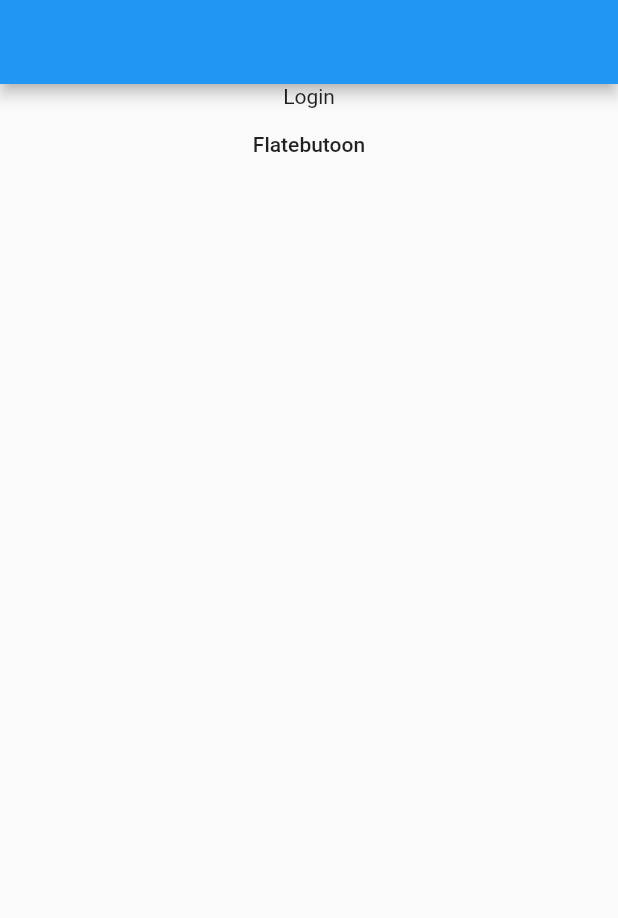
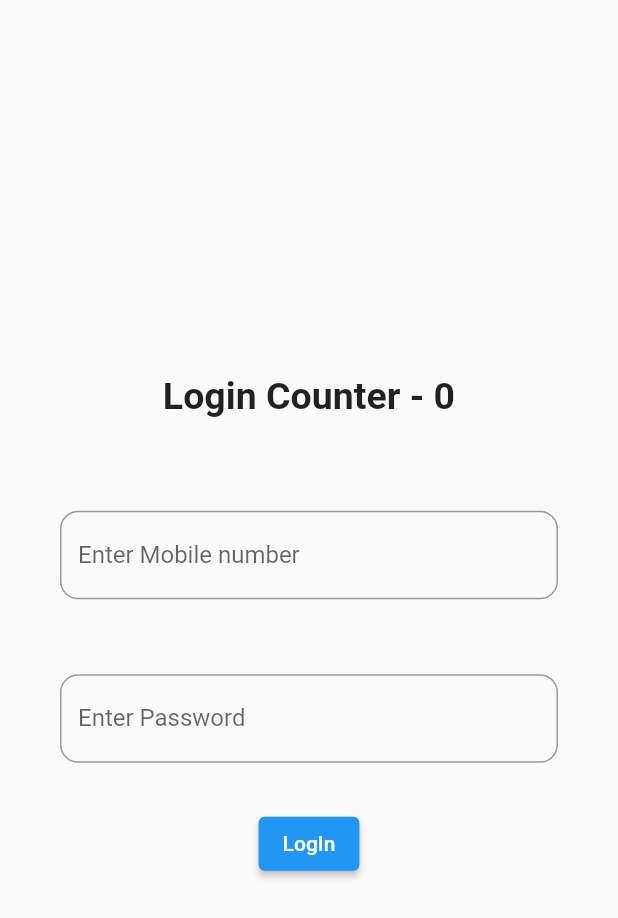
Before and after one commit to Karanvthakur148/getxcode, a Flutter app: the screen it shows after launch, on a phone screen of 412 x 824 dp. Shown: the top 918 px of the screen. Run offline on Flutter 3.47's test engine with Material 2 defaults, Android fonts, the light colour scheme and no system bars; our stand-ins replace get, get_storage.

Commit message:
create login screen otp screen and conroller

```diff
--- /dev/null
+++ b/lib/controller/otpcontroller.dart
@@ -0,0 +1,109 @@
+import 'package:flutter/cupertino.dart';
+import 'package:flutter/material.dart';
+import 'package:get/get.dart';
+
+import '../home_page.dart';
+import '../services/otp_screen.dart';
+
+class Controller extends GetxController {
+  var count = 0.obs;
+  final formKey = GlobalKey<FormState>();
+  TextEditingController otpController = TextEditingController();
+  TextEditingController mobileController = TextEditingController();
+  TextEditingController passwordController = TextEditingController();
+
+  onLogin() {
+    if (formKey.currentState!.validate()) {
+      Get.to(Page2());
+
+      Get.snackbar(
+        "validate ",
+        "success fully log In",
+        colorText: Colors.black,
+        snackPosition: SnackPosition.BOTTOM,
+        duration: Duration(microseconds: 700),
+      );
+    }
+  }
+
+
+  String? mobileValidator(String value) {
+    if (value.isEmpty || value.length != 10) {
+      return "Please enter valid number";
+    } else {
+      return null;
+    }
+  }
+
+  final textController = TextEditingController();
+
+  String? otpValidator(String value) {
+    if (value.isEmpty || value.length != 6) {
+      return 'Please Enter Otp';
+    }
+    {
+      return null;
+    }
+  }
+
+  String? passwordValidator(String value) {
+    if (value.isEmpty || value.length != 8) {
+      return "Please enter valid password";
+    } else {
+      return null;
+    }
+  }
+
+  void onSubmit() {
+    if (formKey.currentState!.validate()) {
+      Get.to(HomePage());
+    }
+  }
+
+  RxString controllerText = ''.obs;
+
+  @override
+  void onInit() {
+    super.onInit();
+    textController.addListener(() {
+      controllerText.value = textController.text;
+    });
+  }
+}
+
+// import 'package:flutter/cupertino.dart';
+// import 'package:get/get.dart';
+//
+// import '../home_page.dart';
+// class OtpController extends GetxController{
+//   var count = 0.obs;
+//
+//
+//   final formKey = GlobalKey<FormState>();
+//   TextEditingController otpController = TextEditingController();
+//   TextEditingController forgotPasswordController = TextEditingController();
+//
+//   String? otpValidator(String value) {
+//     if (value.isEmpty || value.length != 6) {
+//       return 'Please Enter Otp';
+//     }{
+//       return null;
+//
+//     }
+//   }
+//   String? forgotPasswordValidator(String value) {
+//     if (value.isEmpty || value.length !=10) {
+//       return 'Please Enter Otp';
+//     }{
+//       return null;
+//
+//     }
+//   }
+//  void onSubmit(){
+//     if(formKey.currentState!.validate()){
+//       Get.to(HomePage());
+//     }
+//   }
+//
+//
+// }
--- /dev/null
+++ b/lib/language/en_us.dart
@@ -0,0 +1,3 @@
+const Map<String, String> enUS = {
+  'hello': 'Hello!',
+};
--- /dev/null
+++ b/lib/language/ja_jp.dart
@@ -0,0 +1,3 @@
+const Map<String, String> jaJP = {
+  'hello': '今日は!',
+};
--- a/lib/loginpage.dart
+++ /dev/null
@@ -1,27 +0,0 @@
-import 'package:flutter/material.dart';
-import 'package:get/get.dart';
-import 'package:getxcode/ragister.dart';
-
-class HomePage extends StatelessWidget {
-  const HomePage({Key? key}) : super(key: key);
-
-  @override
-  Widget build(BuildContext context) {
-    return Scaffold(
-      appBar: AppBar(
-
-      ),
-      body: Column(
-        children: [
-          GestureDetector(onTap: (){
-            Get.to(const RagisterPage());
-          },
-              child: Center(child: Text('Login'))),
-       FlatButton(onPressed: (){
-         //Get.defaultDialog(title: 'Meand you');
-         Get.snackbar('Flat', "you are crazy");
-       }, child: const Text('Flatebutoon')) ],
-      ),
-    );
-  }
-}
--- a/lib/main.dart
+++ b/lib/main.dart
@@ -1,24 +1,26 @@
 import 'package:flutter/material.dart';
+import 'package:getxcode/services/login_screen.dart';
+import 'package:getxcode/services/otp_screen.dart';
+import 'package:getxcode/services/services.dart';
 
-import 'loginpage.dart';
+import 'controller/otpcontroller.dart';
+import 'home_page.dart';
 import 'package:get/get.dart';
+import 'package:get_storage/get_storage.dart';
 
-void main() {
-  runApp(const MyApp());
-}
+void main()async {
+  await GetStorage.init();
 
-class MyApp extends StatelessWidget {
-  const MyApp({Key? key}) : super(key: key);
+  runApp(MyApp());}
 
-  // This widget is the root of your application.
+  class MyApp extends StatelessWidget {
   @override
   Widget build(BuildContext context) {
     return GetMaterialApp(
-      title: 'Flutter Demo',
-      theme: ThemeData(
-        primarySwatch: Colors.blue,
-      ),
-      home: const HomePage(),
-    );
+  home: Page1(),
+  locale: LocalizationService.locale,
+  fallbackLocale: LocalizationService.fallbackLocale,
+  translations: LocalizationService(),
+  );
   }
-}
+  }
--- /dev/null
+++ b/lib/services/login_screen.dart
@@ -0,0 +1,70 @@
+import 'package:flutter/material.dart';
+import 'package:get/get.dart';
+
+import '../controller/otpcontroller.dart';
+import 'otp_screen.dart';
+
+class Page1 extends StatelessWidget {
+  final controller = Get.put(Controller());
+
+  @override
+  Widget build(BuildContext context) {
+    return Scaffold(
+      body: Center(
+        child: Form(key:controller.formKey ,
+          child: Column(
+            mainAxisAlignment: MainAxisAlignment.center,
+            children: [
+              Obx(
+                () => (Padding(
+                  padding: EdgeInsets.all(12.0),
+                  child: Text(
+                    "Login Counter - ${controller.count.value.toString()}",
+                    style: TextStyle(fontSize: 25, fontWeight: FontWeight.bold),
+                  ),
+                )),
+              ),
+              Padding(
+                padding: const EdgeInsets.only(right: 40, left: 40, top: 50),
+                child: TextFormField(
+                  controller: controller.textController,
+                  validator: (value) => controller.mobileValidator(value!),
+                  decoration: InputDecoration(
+                    label: Text("Enter Mobile number"),
+                    border: OutlineInputBorder(
+                      borderRadius: BorderRadius.circular(12),
+                    ),
+                  ),
+                ),
+              ),
+              Padding(
+                padding: const EdgeInsets.only(right: 40, left: 40, top: 50),
+                child: TextFormField(
+                  controller: controller.passwordController,
+                  validator: (value) => controller.passwordValidator(value!),
+                  decoration: InputDecoration(
+                    label: Text("Enter Password"),
+                    border: OutlineInputBorder(
+                      borderRadius: BorderRadius.circular(12),
+                    ),
+                  ),
+                ),
+              ),
+              SizedBox(
+                height: 30,
+              ),
+              ElevatedButton(
+                onPressed: () {
+                  controller.onLogin();
+                  controller.count.value++;
+
+                },
+                child: Text('LogIn'),
+              ),
+            ],
+          ),
+        ),
+      ),
+    );
+  }
+}
--- /dev/null
+++ b/lib/services/services.dart
@@ -0,0 +1,49 @@
+import 'package:flutter/material.dart';
+import 'package:getxcode/language/en_US.dart';
+import 'package:getxcode/language/ja_jp.dart';
+import 'package:get/get.dart';
+
+
+class LocalizationService extends Translations {
+  // Default locale
+  static final locale = Locale('en', 'US');
+
+  // fallbackLocale saves the day when the locale gets in trouble
+  static final fallbackLocale = Locale('tr', 'TR');
+
+  // Supported languages
+  // Needs to be same order with locales
+  static final langs = [
+    'English',
+    '日本語',
+  ];
+
+  // Supported locales
+  // Needs to be same order with langs
+  static final locales = [
+    const Locale('en', 'US'),
+    const Locale('ja', 'JP'),
+  ];
+
+  // Keys and their translations
+  // Translations are separated maps in `lang` file
+  @override
+  Map<String, Map<String, String>> get keys => {
+    'en_US': enUS, // lang/en_us.dart
+    'ja_JP': jaJP, // lang/ja_jp.dart
+  };
+
+  // Gets locale from language, and updates the locale
+  void changeLocale(String lang) {
+    final locale = _getLocaleFromLanguage(lang);
+    Get.updateLocale(locale!);
+  }
+
+  // Finds language in `langs` list and returns it as Locale
+  Locale? _getLocaleFromLanguage(String lang) {
+    for (int i = 0; i < langs.length; i++) {
+      if (lang == langs[i]) return locales[i];
+    }
+    return Get.locale;
+  }
+}
--- a/pubspec.yaml
+++ b/pubspec.yaml
@@ -39,6 +39,9 @@ dev_dependencies:
   flutter_test:
     sdk: flutter
   get: ^4.6.1
+  get_storage: ^2.0.3
+  pin_code_fields: ^7.3.0
+
 
   # The "flutter_lints" package below contains a set of recommended lints to
   # encourage good coding practices. The lint set provided by the package is
```
Also changed, not shown: lib/home_page.dart (added, +75 -0 lines), lib/ragister.dart (deleted, +0 -12 lines), lib/services/otp_screen.dart (added, +117 -0 lines), 2 other files.
